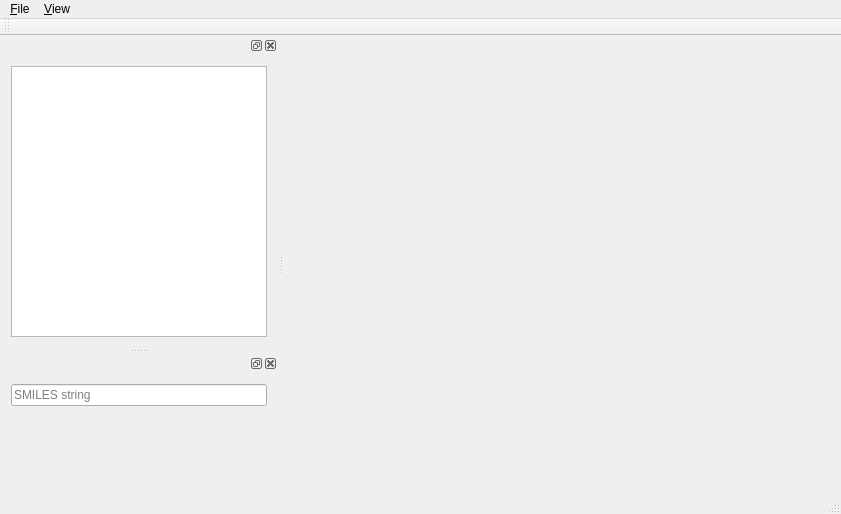
This is MainWindow/mainwindow.ui in sadika9/ChemView as Qt 5 draws it before an edit. The edited form follows.
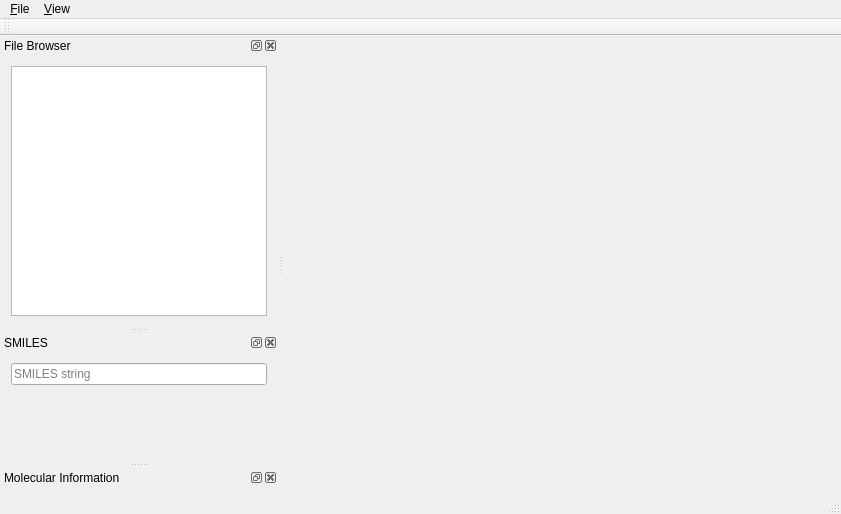
This is the edited form. Custom widgets are drawn as their Qt base class.

Commit message: Molecular infomation dock

Diff of the .ui file:
```diff
--- a/MainWindow/mainwindow.ui
+++ b/MainWindow/mainwindow.ui
@@ -61,6 +61,9 @@
   </widget>
   <widget class="QStatusBar" name="statusBar"/>
   <widget class="QDockWidget" name="directoryDock">
+   <property name="windowTitle">
+    <string>File Browser</string>
+   </property>
    <attribute name="dockWidgetArea">
     <number>1</number>
    </attribute>
@@ -73,6 +76,9 @@
    </widget>
   </widget>
   <widget class="QDockWidget" name="smiDock">
+   <property name="windowTitle">
+    <string>SMILES</string>
+   </property>
    <attribute name="dockWidgetArea">
     <number>1</number>
    </attribute>
@@ -101,6 +107,15 @@
     </layout>
    </widget>
   </widget>
+  <widget class="QDockWidget" name="molInfoDock">
+   <property name="windowTitle">
+    <string>Molecular Information</string>
+   </property>
+   <attribute name="dockWidgetArea">
+    <number>1</number>
+   </attribute>
+   <widget class="QWidget" name="dockWidgetContents_3"/>
+  </widget>
   <action name="actionOpenFIle">
    <property name="text">
     <string>&amp;Open FIle</string>
```
Left out of the diff: 45 changed lines with no effect on the pictures. The commit also changes 1 other file.
